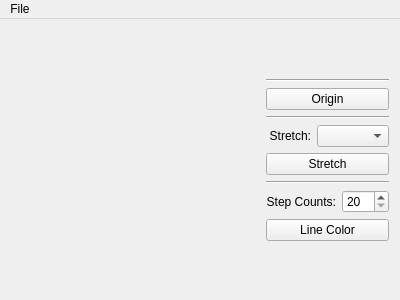
First picture: the form in mainwindow.ui, repository leeowen/tyre, before the edit.
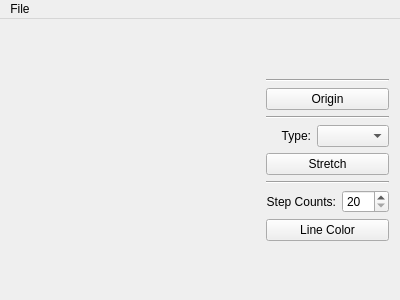
Second picture: the form after the edit. Custom widgets are drawn as their Qt base class.

Patch:
```diff
--- a/mainwindow.ui
+++ b/mainwindow.ui
@@ -81,7 +81,7 @@
            <enum>Qt::LeftToRight</enum>
           </property>
           <property name="text">
-           <string>Stretch:</string>
+           <string>Type:</string>
           </property>
           <property name="alignment">
            <set>Qt::AlignRight|Qt::AlignTrailing|Qt::AlignVCenter</set>
```
Left out of the diff: 2 changed lines with no effect on the pictures.
